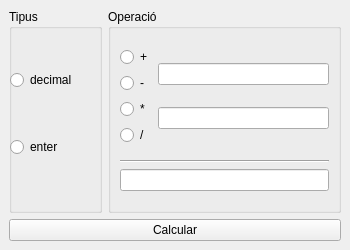
Above: M7/Python/ProvaQt/ui/p16_dgr_calcul.ui from dgr-85/DAM2 before the change. Below: the same form after it.
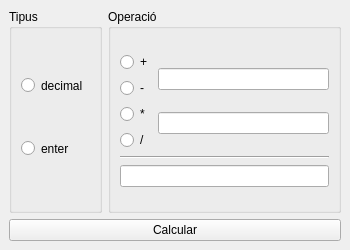
That is the form after the change.

What changed in the file:
```diff
--- a/M7/Python/ProvaQt/ui/p16_dgr_calcul.ui
+++ b/M7/Python/ProvaQt/ui/p16_dgr_calcul.ui
@@ -42,32 +42,32 @@
           <property name="title">
            <string>Tipus</string>
           </property>
-          <widget class="QWidget" name="layoutWidget">
-           <property name="geometry">
-            <rect>
-             <x>1</x>
-             <y>20</y>
-             <width>91</width>
-             <height>171</height>
-            </rect>
-           </property>
-           <layout class="QVBoxLayout" name="verticalLayout_4">
-            <item>
              <widget class="QRadioButton" name="rb_decimal">
+           <property name="geometry">
+            <rect>
+             <x>12</x>
+             <y>66</y>
+             <width>73</width>
+             <height>21</height>
+            </rect>
+           </property>
               <property name="text">
                <string>decimal</string>
               </property>
              </widget>
-            </item>
-            <item>
              <widget class="QRadioButton" name="rb_enter">
+           <property name="geometry">
+            <rect>
+             <x>12</x>
+             <y>129</y>
+             <width>57</width>
+             <height>21</height>
+            </rect>
+           </property>
               <property name="text">
                <string>enter</string>
               </property>
              </widget>
-            </item>
-           </layout>
-          </widget>
          </widget>
         </item>
         <item>
@@ -75,7 +75,7 @@
           <property name="title">
            <string>Operació</string>
           </property>
-          <layout class="QHBoxLayout" name="horizontalLayout_4">
+          <layout class="QVBoxLayout" name="verticalLayout_8">
            <item>
             <layout class="QVBoxLayout" name="verticalLayout_5">
              <item>
```
Lines whose indentation alone changed are shown as unchanged.
